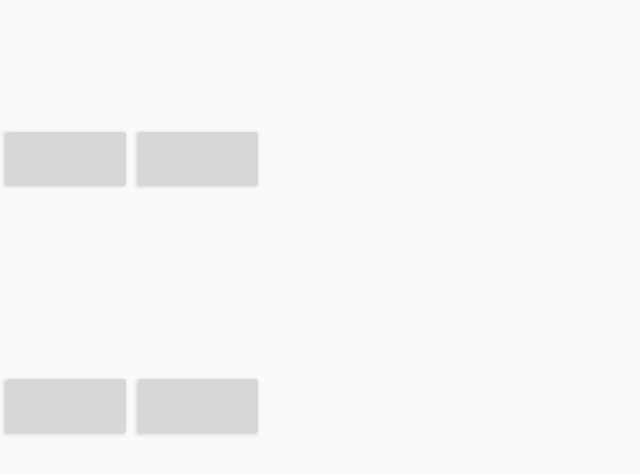
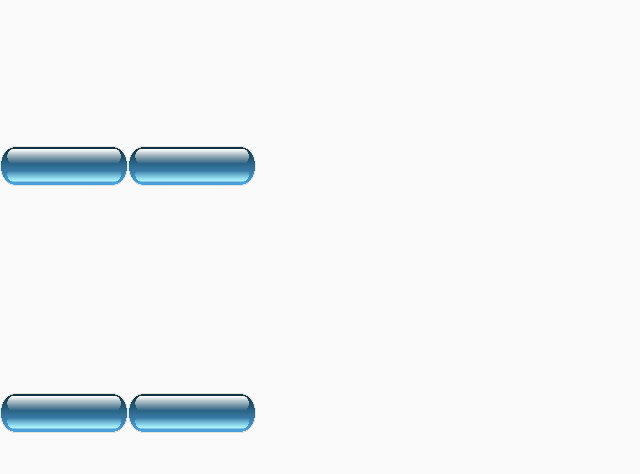
Before and after one commit to davidplanas/GalaxyTraveller, an Android app: the p_preguntas screen opened directly, with no data from a screen before it, on a phone screen of 824 x 412 dp (held sideways). Shown: the top 474 px of the screen, without its empty margins (0-640 px from the left). Run offline under Robolectric (Android 15) with nearby library versions, the phone set to English and light mode, and no system bars.

Commit message:
Update preguntas.xml

```diff
--- a/app/src/main/res/layout/preguntas.xml
+++ b/app/src/main/res/layout/preguntas.xml
@@ -31,14 +31,14 @@
         >
 
         <Button
-            android:layout_width="wrap_content"
-            android:layout_height="wrap_content"
-            >
-        </Button>
+            android:layout_width="85dp"
+            android:layout_height="57dp"
+            android:background="@drawable/button_fondo3"></Button>
 
         <Button
-            android:layout_width="wrap_content"
-            android:layout_height="wrap_content"></Button>
+            android:layout_width="85dp"
+            android:layout_height="57dp"
+            android:background="@drawable/button_fondo3"></Button>
 
 
     </LinearLayout>
@@ -49,14 +49,14 @@
         android:orientation="horizontal">
 
         <Button
-            android:layout_width="wrap_content"
-            android:layout_height="wrap_content"
-            >
-        </Button>
+            android:layout_width="85dp"
+            android:layout_height="57dp"
+            android:background="@drawable/button_fondo3"></Button>
 
         <Button
-            android:layout_width="wrap_content"
-            android:layout_height="wrap_content"></Button>
+            android:layout_width="85dp"
+            android:layout_height="57dp"
+            android:background="@drawable/button_fondo3"></Button>
 
 
     </LinearLayout>
```
